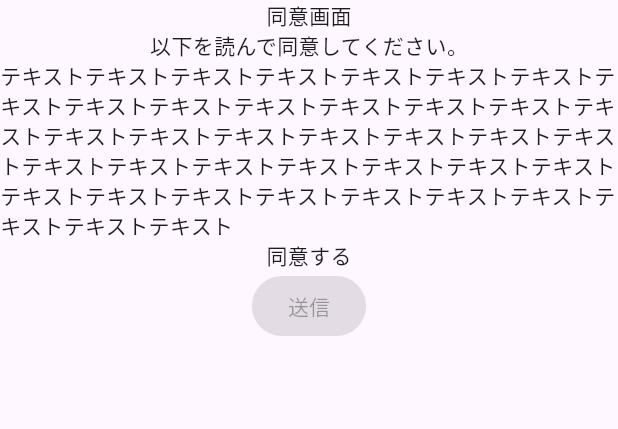
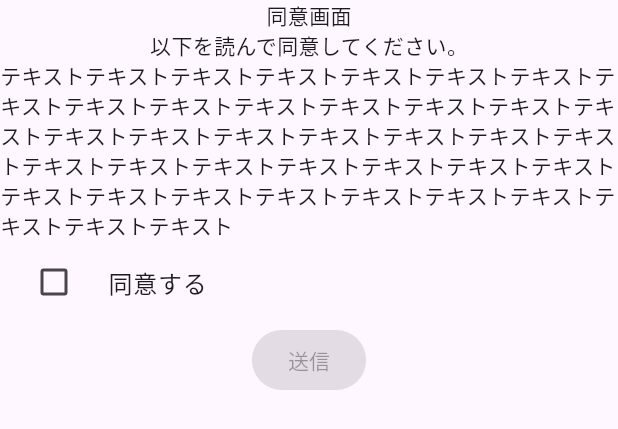
Before and after one commit to Kota049/lure_link, a Flutter app: the ConsentPage widget shown alone on an empty page, opened directly, on a phone screen of 412 x 824 dp. Shown: the top 429 px of the screen. Run offline on Flutter 3.47's test engine with Material 3 defaults, Android fonts, the light colour scheme and no system bars.

Commit message:
同意ボタン追加

```diff
--- a/lure_link_flutter/lib/consent_page.dart
+++ b/lure_link_flutter/lib/consent_page.dart
@@ -25,13 +25,24 @@ class MyApp extends StatelessWidget {
   }
 }
 
-
-class ConsentPage extends StatelessWidget {
+class ConsentPage extends StatefulWidget {
   const ConsentPage({super.key});
 
   @override
+  _ConsentPage createState() => _ConsentPage();
+}
+
+class _ConsentPage extends State<ConsentPage> {
+  bool _checkBox = false;
+  void _checkConsent(checkBox){
+    setState(() {
+      _checkBox = checkBox;
+    });
+  }
+
+  @override
   Widget build(BuildContext context) {
-    return const Column(
+    return Column(
       children: <Widget>[
         Text(
           '同意画面'
@@ -42,8 +53,13 @@ class ConsentPage extends StatelessWidget {
         Text(
           'テキストテキストテキストテキストテキストテキストテキストテキストテキストテキストテキストテキストテキストテキストテキストテキストテキストテキストテキストテキストテキストテキストテキストテキストテキストテキストテキストテキストテキストテキストテキストテキストテキストテキストテキストテキストテキストテキストテキスト'
         ),
-        Text(
-          '同意する'
+        CheckboxListTile(
+          value:_checkBox,
+          controlAffinity: ListTileControlAffinity.leading,
+          title: Text(
+            '同意する',
+          ),
+          onChanged: _checkConsent,
         ),
         ElevatedButton(
           child:Text('送信'),
```
